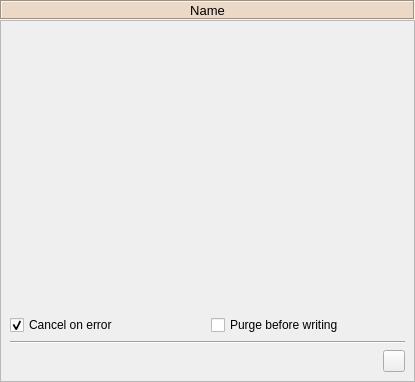
Old version of the form spine_items/merger/ui/merger_properties.ui in the repository spine-tools/spine-items.
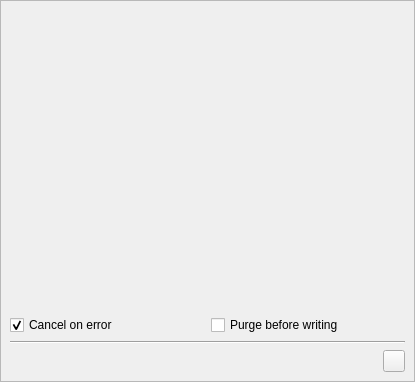
New version of the form. Icons and pictures are not drawn.

Commit message: Add icon and color to the name label in item properties

Patch:
```diff
--- a/spine_items/merger/ui/merger_properties.ui
+++ b/spine_items/merger/ui/merger_properties.ui
@@ -41,60 +41,6 @@
    <property name="bottomMargin">
     <number>0</number>
    </property>
-   <item>
-    <widget class="QLabel" name="label_item_name">
-     <property name="sizePolicy">
-      <sizepolicy hsizetype="Preferred" vsizetype="Fixed">
-       <horstretch>0</horstretch>
-       <verstretch>0</verstretch>
-      </sizepolicy>
-     </property>
-     <property name="minimumSize">
-      <size>
-       <width>0</width>
-       <height>20</height>
-      </size>
-     </property>
-     <property name="maximumSize">
-      <size>
-       <width>16777215</width>
-       <height>20</height>
-      </size>
-     </property>
-     <property name="font">
-      <font>
-       <pointsize>10</pointsize>
-       <weight>50</weight>
-       <bold>false</bold>
-       <kerning>true</kerning>
-      </font>
-     </property>
-     <property name="styleSheet">
-      <string notr="true">background-color: #ecd8c6;</string>
-     </property>
-     <property name="frameShape">
-      <enum>QFrame::Box</enum>
-     </property>
-     <property name="frameShadow">
-      <enum>QFrame::Sunken</enum>
-     </property>
-     <property name="lineWidth">
-      <number>1</number>
-     </property>
-     <property name="text">
-      <string>Name</string>
-     </property>
-     <property name="scaledContents">
-      <bool>false</bool>
-     </property>
-     <property name="alignment">
-      <set>Qt::AlignCenter</set>
-     </property>
-     <property name="wordWrap">
-      <bool>true</bool>
-     </property>
-    </widget>
-   </item>
    <item>
     <widget class="QScrollArea" name="scrollArea_5">
      <property name="widgetResizable">
@@ -106,7 +52,7 @@
         <x>0</x>
         <y>0</y>
         <width>413</width>
-        <height>360</height>
+        <height>380</height>
        </rect>
       </property>
       <layout class="QVBoxLayout" name="verticalLayout_25">
```
The commit also changes 38 other files.
